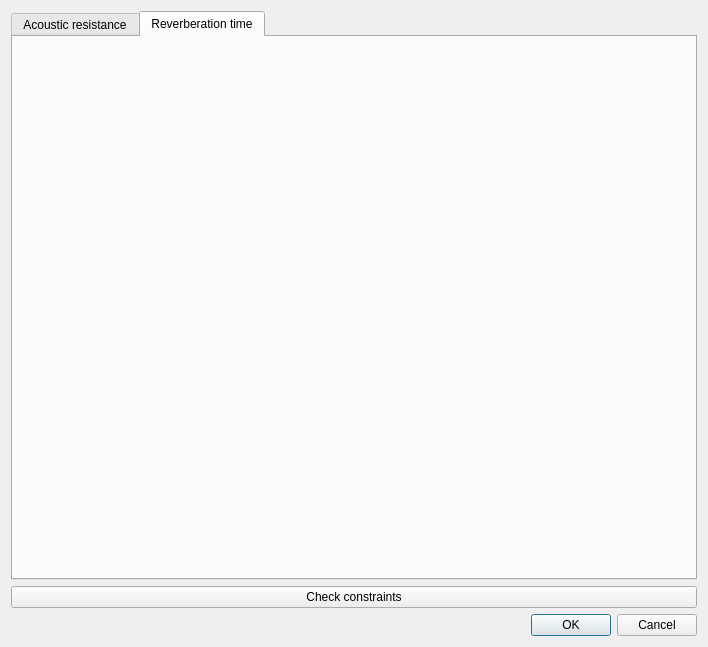
The window that SIM-VICUS/src/SVAcousticConstraintsCheckDialog.ui (ghorwin/SIM-VICUS) describes before a commit, drawn with Qt 5.
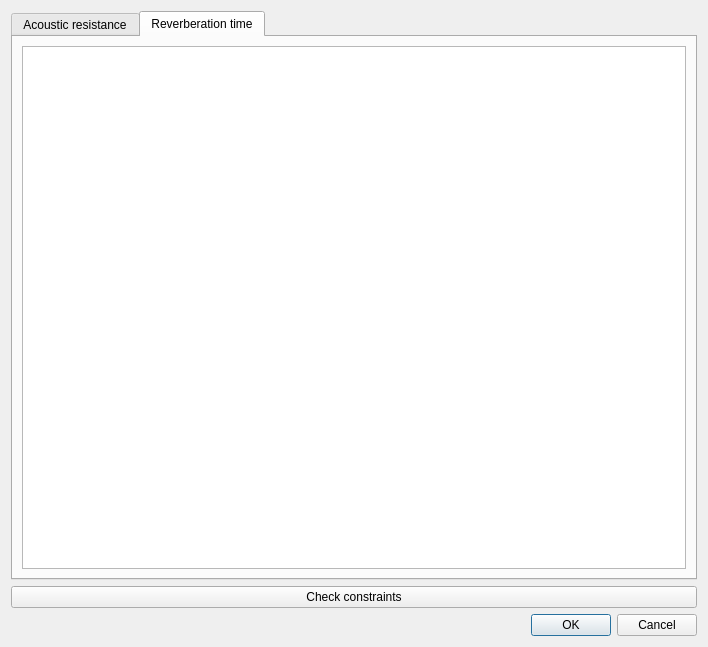
The same window after the commit. The open tabs and pages were chosen to show the change.

Commit message: Added reverberation calculation

```diff
--- a/SIM-VICUS/src/SVAcousticConstraintsCheckDialog.ui
+++ b/SIM-VICUS/src/SVAcousticConstraintsCheckDialog.ui
@@ -125,6 +125,11 @@
       <attribute name="title">
        <string>Reverberation time</string>
       </attribute>
+      <layout class="QGridLayout" name="gridLayout_2">
+       <item row="0" column="0">
+        <widget class="QTableWidget" name="tableWidgetReverberation"/>
+       </item>
+      </layout>
      </widget>
     </widget>
    </item>
```
Left out of the diff: 2 changed lines with no effect on the pictures. The commit also changes 4 other files.
